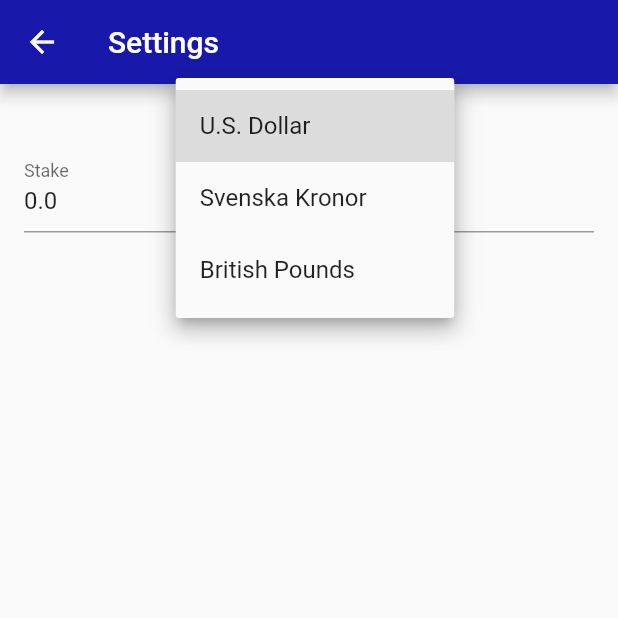
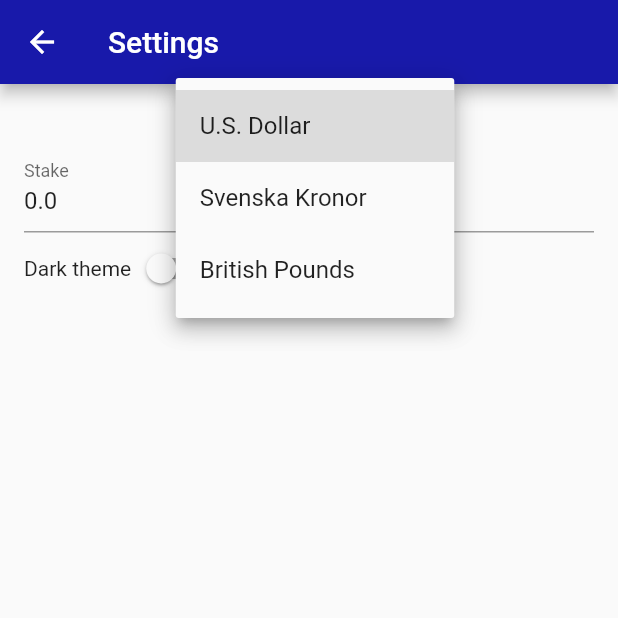
Before and after one commit to damoonrashidi/bitalarm, a Flutter app: the SettingsPage screen opened by its route, after a tap on "U.S. Dollar", on a phone screen of 412 x 824 dp, the top half of it. Run offline on Flutter 3.47's test engine with Material 2 defaults, Android fonts, the phone set to English and light mode, and no system bars; our stand-ins replace shared_preferences, sqflite; missing offline and left inert: barcode_scan, flutter_circular_chart; accounts and stored records are empty; network calls fail.

```diff
--- a/lib/pages/all.page.dart
+++ b/lib/pages/all.page.dart
@@ -13,8 +13,7 @@ class AllCurrenciesPage extends StatefulWidget {
   _AllCurrenciesState createState() => new _AllCurrenciesState();
 }
 
-class _AllCurrenciesState extends State<AllCurrenciesPage>
-    with SingleTickerProviderStateMixin {
+class _AllCurrenciesState extends State<AllCurrenciesPage> {
   List<String> _watchlist = [];
   List<Object> _coins = [];
   List<Container> _list = [];
@@ -117,7 +116,7 @@ class _AllCurrenciesState extends State<AllCurrenciesPage>
     });
     return new Scaffold(
       bottomNavigationBar: new AppBotNav(currentIndex: 1),
-      drawer: allDrawer(ctx, sortList),
+      drawer: new AllDrawer(callback: sortList),
       body: new RefreshIndicator(
         onRefresh: getList,
         child: new ListView(
--- a/lib/pages/portfolio.page.dart
+++ b/lib/pages/portfolio.page.dart
@@ -4,7 +4,6 @@ import '../components/portfolio/wallet_list.dart';
 import '../components/portfolio/portfolio_list.dart';
 import '../components/portfolio/portfolio_header.dart';
 import '../components/portfolio/portfolio_chart.dart';
-import '../components/pill_button.dart';
 
 import '../services/wallet.service.dart';
 import '../services/settings.service.dart';
@@ -29,6 +28,7 @@ class _PortfolioPageState extends State<PortfolioPage> {
   initStateAsync() async {
     _stake = await _ss.getStake();
     _wallets = await _wp.getWallets();
+    setState((){});
     _coins = await _wp.getWalletValues();
     setState((){});
     _coins = await _wp.coinsToPrice(coins: _coins, currency: 'sek');
--- a/lib/pages/settings.page.dart
+++ b/lib/pages/settings.page.dart
@@ -16,10 +16,12 @@ class _SettingsState extends State<SettingsPage> {
   TextEditingController _stakeCtrl = new TextEditingController();
   String _selectedFiat = 'USD';
   double _stake = 0.0;
+  bool _darkTheme = false;
 
   initStateAsync() async {
     _selectedFiat = await _settings.getFiatCurrency();
     _stake = await _settings.getStake() ?? 0.0;
+    _darkTheme = await _settings.getTheme();
     _stakeCtrl.text = _stake.toString();
   }
 
@@ -63,6 +65,16 @@ class _SettingsState extends State<SettingsPage> {
               labelText: 'Stake',
             ),
           ),
+          new Row(children: <Widget>[
+            new Text('Dark theme'),
+            new Switch(
+              value: _darkTheme,
+              onChanged: (bool toggled) {
+                _darkTheme = toggled;
+                _settings.setTheme(dark: toggled);
+              },
+            ),
+          ],)
         ])
       ))
     );
--- a/lib/services/settings.service.dart
+++ b/lib/services/settings.service.dart
@@ -21,4 +21,13 @@ class SettingsService {
     SharedPreferences.getInstance().then((sp) => sp.setDouble('stake', stake));
   }
 
+  void setTheme({bool dark = false}) {
+    SharedPreferences.getInstance().then((sp) => sp.setBool('darkTheme', dark));
+  }
+
+  Future<bool> getTheme() async {
+    SharedPreferences sp = await SharedPreferences.getInstance();
+    return sp.getBool('darkTheme');
+  }
+
 }
```
Also changed, not shown: lib/components/all_drawer.dart (+25 -7 lines), lib/pages/watchlist.page.dart (+11 -0 lines).
